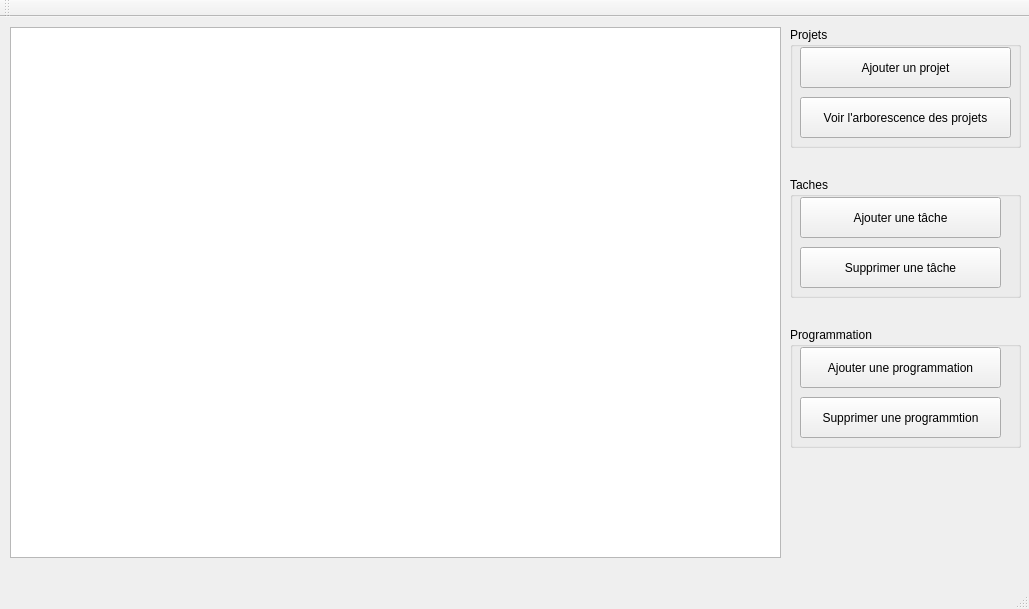
Above: mainwindow.ui from cezuriku/LO21 before the change. Below: the same form after it.
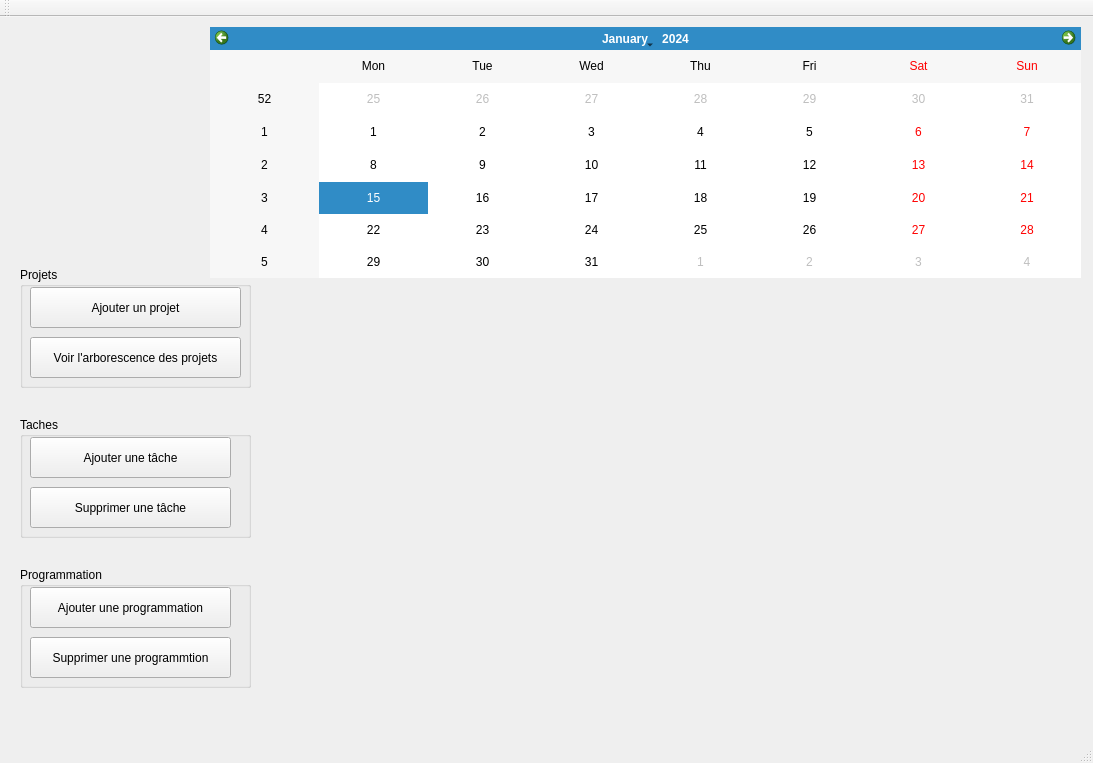
That is the form after the change.

Commit message: Affichage de l'agenda

```diff
--- a/mainwindow.ui
+++ b/mainwindow.ui
@@ -6,32 +6,19 @@
    <rect>
     <x>0</x>
     <y>0</y>
-    <width>1029</width>
-    <height>609</height>
+    <width>1093</width>
+    <height>763</height>
    </rect>
   </property>
   <property name="windowTitle">
    <string>MainWindow</string>
   </property>
   <widget class="QWidget" name="centralWidget">
-   <widget class="QTextEdit" name="textAgenda">
-    <property name="geometry">
-     <rect>
-      <x>10</x>
-      <y>10</y>
-      <width>771</width>
-      <height>531</height>
-     </rect>
-    </property>
-    <property name="readOnly">
-     <bool>true</bool>
-    </property>
-   </widget>
    <widget class="QGroupBox" name="groupBox">
     <property name="geometry">
      <rect>
-      <x>790</x>
-      <y>10</y>
+      <x>20</x>
+      <y>250</y>
       <width>231</width>
       <height>121</height>
      </rect>
@@ -69,8 +56,8 @@
    <widget class="QGroupBox" name="groupBox_2">
     <property name="geometry">
      <rect>
-      <x>790</x>
-      <y>160</y>
+      <x>20</x>
+      <y>400</y>
       <width>231</width>
       <height>121</height>
      </rect>
@@ -108,8 +95,8 @@
    <widget class="QGroupBox" name="groupBox_3">
     <property name="geometry">
      <rect>
-      <x>790</x>
-      <y>310</y>
+      <x>20</x>
+      <y>550</y>
       <width>231</width>
       <height>121</height>
      </rect>
@@ -144,6 +131,58 @@
      </property>
     </widget>
    </widget>
+   <widget class="QWidget" name="horizontalLayoutWidget">
+    <property name="geometry">
+     <rect>
+      <x>320</x>
+      <y>270</y>
+      <width>761</width>
+      <height>411</height>
+     </rect>
+    </property>
+    <layout class="QHBoxLayout" name="horizontalLayout">
+     <property name="sizeConstraint">
+      <enum>QLayout::SetFixedSize</enum>
+     </property>
+     <item>
+      <layout class="QVBoxLayout" name="vl1"/>
+     </item>
+     <item>
+      <layout class="QVBoxLayout" name="vl2"/>
+     </item>
+     <item>
+      <layout class="QVBoxLayout" name="vl3"/>
+     </item>
+     <item>
+      <layout class="QVBoxLayout" name="vl4"/>
+     </item>
+     <item>
+      <layout class="QVBoxLayout" name="vl5"/>
+     </item>
+     <item>
+      <layout class="QVBoxLayout" name="vl6"/>
+     </item>
+     <item>
+      <layout class="QVBoxLayout" name="vl7"/>
+     </item>
+    </layout>
+   </widget>
+   <widget class="QCalendarWidget" name="calendarWidget">
+    <property name="geometry">
+     <rect>
+      <x>210</x>
+      <y>10</y>
+      <width>871</width>
+      <height>251</height>
+     </rect>
+    </property>
+    <property name="minimumSize">
+     <size>
+      <width>271</width>
+      <height>251</height>
+     </size>
+    </property>
+   </widget>
   </widget>
   <widget class="QMenuBar" name="menuBar">
    <property name="geometry">
```
Left out of the diff: 4 changed lines with no effect on the pictures. The commit also changes 5 other files.
